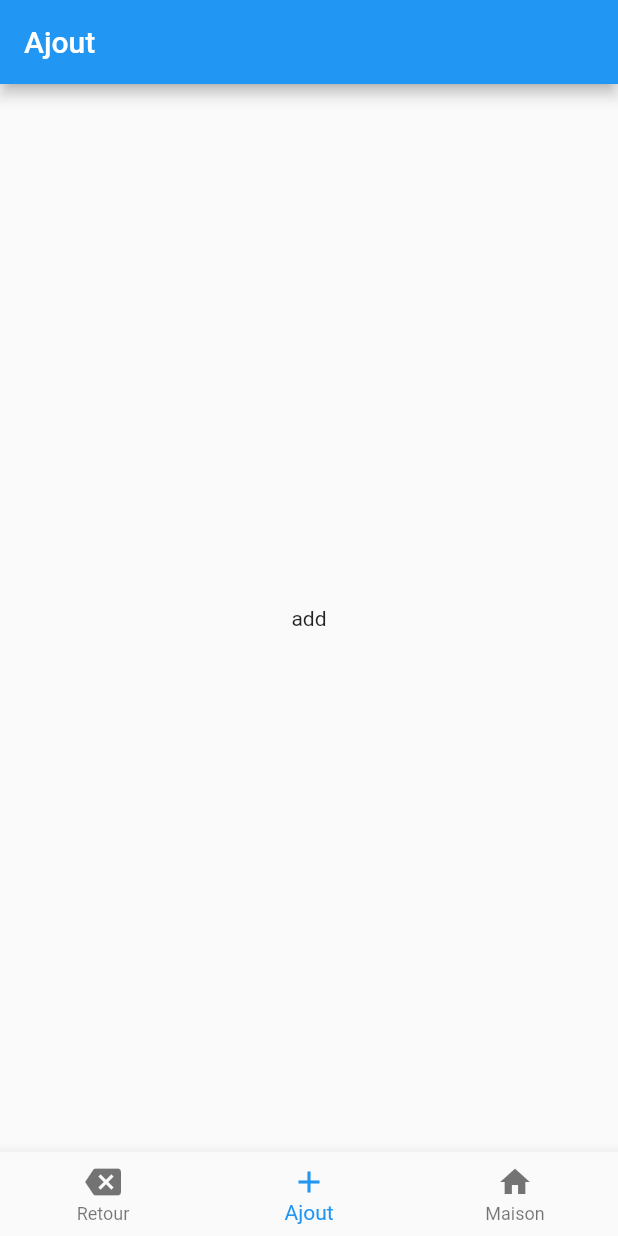
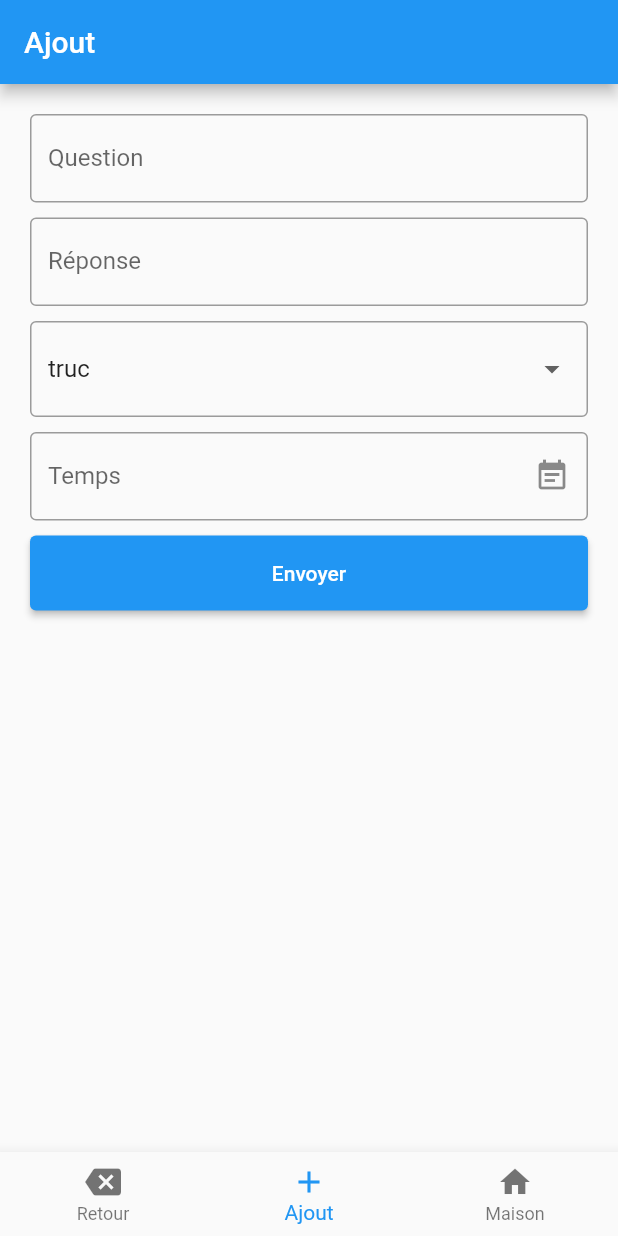
Before and after one commit to Doktity/leitner, a Flutter app: the screen it shows after launch, item 2 of the bottom bar chosen, on a phone screen of 412 x 824 dp. Run offline on Flutter 3.47's test engine with Material 2 defaults, Android fonts, the phone set to English and light mode, and no system bars; drawn by our look-alikes of date_field; missing offline and left inert: dart:ffi.

Commit message:
Création page d'ajout

```diff
--- a/lib/main.dart
+++ b/lib/main.dart
@@ -29,13 +29,13 @@ class _MyAppState extends State<MyApp> {
     return MaterialApp(
       home: Scaffold(
         appBar: AppBar(
-            title: [
+            title: const [
               Text("Leitner"),
               Text("Ajout"),
               Text("List")
             ][_index]
         ),
-        body: [
+        body: const [
           HomePage(),
           AddPage(),
           ListPage()
@@ -45,7 +45,7 @@ class _MyAppState extends State<MyApp> {
           onTap: (index) => setCurrentIndex(index),
           type: BottomNavigationBarType.fixed,
           selectedItemColor: Colors.blue,
-          items: [
+          items: const [
             BottomNavigationBarItem(
                 icon: Icon(Icons.backspace),
                 label: "Retour"
--- a/lib/pages/AddPage.dart
+++ b/lib/pages/AddPage.dart
@@ -1,12 +1,136 @@
+import 'dart:ffi';
+
+import 'package:date_field/date_field.dart';
 import 'package:flutter/material.dart';
 
-class AddPage extends StatelessWidget {
+class AddPage extends StatefulWidget {
   const AddPage({super.key});
 
   @override
+  State<AddPage> createState() => _AddPageState();
+}
+
+class _AddPageState extends State<AddPage> {
+
+  final _formKey = GlobalKey<FormState>();
+
+  final questionController = TextEditingController();
+  final reponseController = TextEditingController();
+  String selectedType = "truc";
+  DateTime selectedDateTime = DateTime.now();
+
+  @override
+  void dispose() {
+    super.dispose();
+
+    questionController.dispose();
+    reponseController.dispose();
+  }
+
+  @override
   Widget build(BuildContext context) {
-    return const Center(
-      child: Text("add"),
+    return Container(
+      margin: EdgeInsets.all(20),
+      child: Form(
+        key: _formKey,
+        child: Column(
+          children: [
+            Container(
+              margin: EdgeInsets.only(bottom: 10),
+              child: TextFormField(
+                decoration: InputDecoration(
+                  labelText: "Question",
+                  hintText: "Entrez la question",
+                  border: OutlineInputBorder()
+                ),
+                validator: (value){
+                  if (value == null || value.isEmpty){
+                    return "Champs obligatoire";
+                  }
+                  return null;
+                },
+                controller: questionController,
+              ),
+            ),
+            Container(
+              margin: EdgeInsets.only(bottom: 10),
+              child: TextFormField(
+                decoration: InputDecoration(
+                    labelText: "Réponse",
+                    hintText: "Entrez la réponse",
+                    border: OutlineInputBorder()
+                ),
+                validator: (value){
+                  if (value == null || value.isEmpty){
+                    return "Champs obligatoire";
+                  }
+                  return null;
+                },
+                controller: reponseController,
+              ),
+            ),
+            Container(
+              margin: EdgeInsets.only(bottom: 10),
+              child: DropdownButtonFormField(
+                items: [
+                  DropdownMenuItem(value: 'truc', child: Text("truc")),
+                  DropdownMenuItem(value: 'muche', child: Text("muche")),
+                  DropdownMenuItem(value: 'troc', child: Text("troc")),
+                  DropdownMenuItem(value: 'trac', child: Text("trac")),
+                ],
+                decoration: InputDecoration(
+                  border: OutlineInputBorder()
+                ),
+                value: 'truc',
+                onChanged: (value){
+                  setState(() {
+                    selectedType = value!;
+                  });
+                }
+              ),
+            ),
+            Container(
+              margin: EdgeInsets.only(bottom: 10),
+              child: DateTimeFormField(
+                decoration: InputDecoration(
+                  hintStyle: TextStyle(color: Colors.black45),
+                  errorStyle: TextStyle(color: Colors.redAccent),
+                  border: OutlineInputBorder(),
+                  suffixIcon: Icon(Icons.event_note),
+                  labelText: "Temps"
+                ),
+                mode: DateTimeFieldPickerMode.dateAndTime,
+                autovalidateMode: AutovalidateMode.always,
+                validator: (e) => (e?.day ?? 0) == 1 ? "Please not the first day" : null,
+                onDateSelected: (DateTime value){
+                  setState(() {
+                    selectedDateTime = value;
+                  });
+                },
+              ),
+            ),
+            SizedBox(
+              width: double.infinity,
+              height: 50,
+              child: ElevatedButton(
+                onPressed: (){
+                  if (_formKey.currentState!.validate()){
+                    final question = questionController.text;
+                    final reponse = reponseController.text;
+                    ScaffoldMessenger.of(context).showSnackBar(
+                        const SnackBar(content: Text("Envoi en cours"))
+                    );
+                    FocusScope.of(context).requestFocus(FocusNode());
+
+                    print("Ajout de $question avec $reponse");
+                  }
+                },
+                child: Text("Envoyer")
+              ),
+            )
+          ],
+        )
+      ),
     );
   }
 }
--- a/pubspec.yaml
+++ b/pubspec.yaml
@@ -30,6 +30,7 @@ environment:
 dependencies:
   flutter:
     sdk: flutter
+  date_field: ^3.0.5
 
 
   # The following adds the Cupertino Icons font to your application.
```
Also changed, not shown: pubspec.lock.
